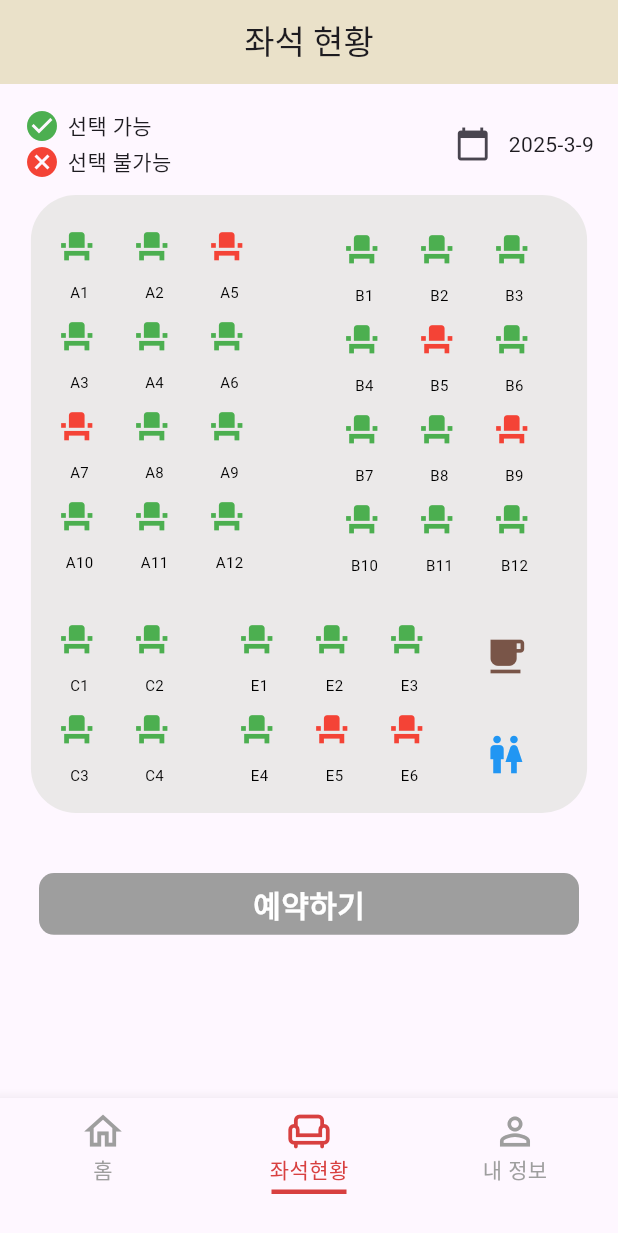
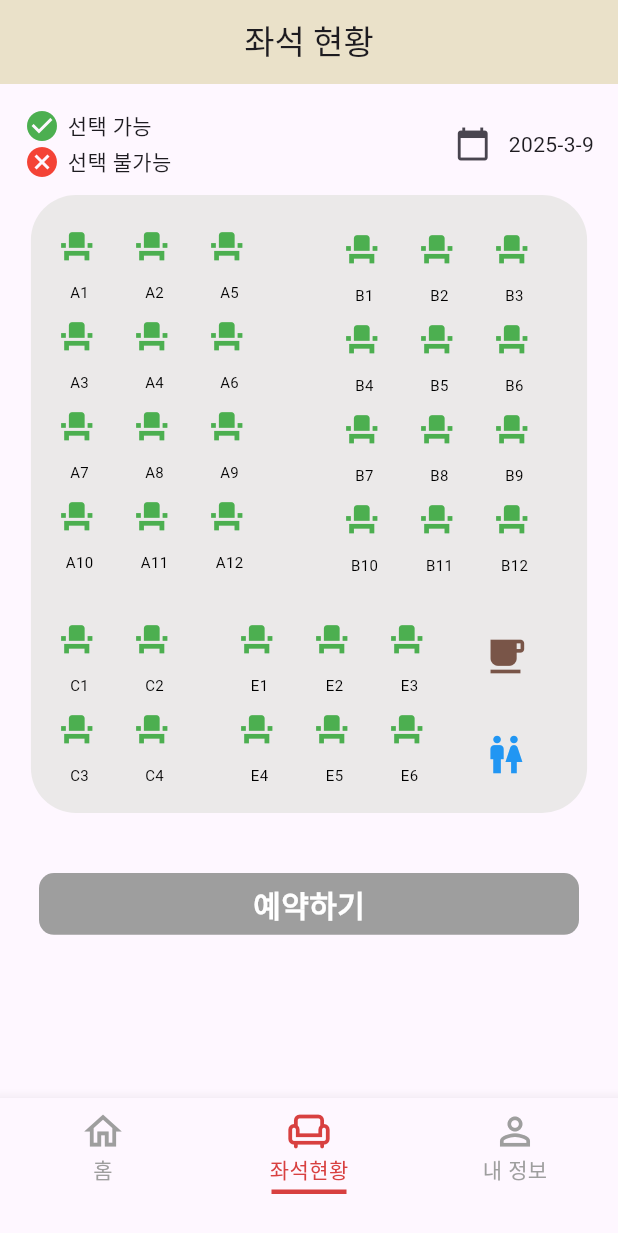
Before and after one commit to APP-iOS7/study_cafe-P6, a Flutter app: the screen it shows once a user with an empty profile is signed in, item 2 of the bottom bar chosen, on a phone screen of 412 x 824 dp. Shown: the top 1233 px of the screen. Run offline on Flutter 3.47's test engine with Material 3 defaults, Android fonts, the phone set to English and light mode, and no system bars; our stand-ins replace cloud_firestore, firebase_auth, firebase_core, get; missing offline and left inert: tosspayments_widget_sdk_flutter; accounts and stored records are empty.

Commit message:
좌석 날짜 별 데이터 생성

```diff
--- a/study_cafe_p6/lib/Screen/Reservation/reservation_screen.dart
+++ b/study_cafe_p6/lib/Screen/Reservation/reservation_screen.dart
@@ -26,9 +26,7 @@ class ReservationScreen extends StatelessWidget {
             child: Row(
               mainAxisAlignment: MainAxisAlignment.spaceBetween,
               children: [
-                SizedBox(width: 15),
                 Text(user?.displayName ?? '익명', style: TextStyle(fontSize: 30)),
-                SizedBox(width: 65),
                 Text(reservationInfo.seatInfo, style: TextStyle(fontSize: 30)),
               ],
             ),
--- a/study_cafe_p6/lib/Screen/seat_page_screen.dart
+++ b/study_cafe_p6/lib/Screen/seat_page_screen.dart
@@ -13,16 +13,15 @@ class SeatPageView extends StatefulWidget {
 class _SeatPageViewState extends State<SeatPageView> {
   DateTime date = DateTime.now();
 
-  // 좌석 데이터
   final List<Map<String, dynamic>> seats = [
     // 집중존
     {'top': 8, 'left': 10, 'isReserved': false, 'seatNumber': 'A1'},
     {'top': 8, 'left': 60, 'isReserved': false, 'seatNumber': 'A2'},
     {'top': 68, 'left': 10, 'isReserved': false, 'seatNumber': 'A3'},
     {'top': 68, 'left': 60, 'isReserved': false, 'seatNumber': 'A4'},
-    {'top': 8, 'left': 110, 'isReserved': true, 'seatNumber': 'A5'},
+    {'top': 8, 'left': 110, 'isReserved': false, 'seatNumber': 'A5'},
     {'top': 68, 'left': 110, 'isReserved': false, 'seatNumber': 'A6'},
-    {'top': 128, 'left': 10, 'isReserved': true, 'seatNumber': 'A7'},
+    {'top': 128, 'left': 10, 'isReserved': false, 'seatNumber': 'A7'},
     {'top': 128, 'left': 60, 'isReserved': false, 'seatNumber': 'A8'},
     {'top': 128, 'left': 110, 'isReserved': false, 'seatNumber': 'A9'},
     {'top': 188, 'left': 10, 'isReserved': false, 'seatNumber': 'A10'},
@@ -34,11 +33,11 @@ class _SeatPageViewState extends State<SeatPageView> {
     {'top': 10, 'left': 250, 'isReserved': false, 'seatNumber': 'B2'},
     {'top': 10, 'left': 300, 'isReserved': false, 'seatNumber': 'B3'},
     {'top': 70, 'left': 200, 'isReserved': false, 'seatNumber': 'B4'},
-    {'top': 70, 'left': 250, 'isReserved': true, 'seatNumber': 'B5'},
+    {'top': 70, 'left': 250, 'isReserved': false, 'seatNumber': 'B5'},
     {'top': 70, 'left': 300, 'isReserved': false, 'seatNumber': 'B6'},
     {'top': 130, 'left': 200, 'isReserved': false, 'seatNumber': 'B7'},
     {'top': 130, 'left': 250, 'isReserved': false, 'seatNumber': 'B8'},
-    {'top': 130, 'left': 300, 'isReserved': true, 'seatNumber': 'B9'},
+    {'top': 130, 'left': 300, 'isReserved': false, 'seatNumber': 'B9'},
     {'top': 190, 'left': 200, 'isReserved': false, 'seatNumber': 'B10'},
     {'top': 190, 'left': 250, 'isReserved': false, 'seatNumber': 'B11'},
     {'top': 190, 'left': 300, 'isReserved': false, 'seatNumber': 'B12'},
@@ -54,12 +53,37 @@ class _SeatPageViewState extends State<SeatPageView> {
     {'top': 270, 'left': 180, 'isReserved': false, 'seatNumber': 'E2'},
     {'top': 270, 'left': 230, 'isReserved': false, 'seatNumber': 'E3'},
     {'top': 330, 'left': 130, 'isReserved': false, 'seatNumber': 'E4'},
-    {'top': 330, 'left': 180, 'isReserved': true, 'seatNumber': 'E5'},
-    {'top': 330, 'left': 230, 'isReserved': true, 'seatNumber': 'E6'},
+    {'top': 330, 'left': 180, 'isReserved': false, 'seatNumber': 'E5'},
+    {'top': 330, 'left': 230, 'isReserved': false, 'seatNumber': 'E6'},
   ];
+
+  static Map<DateTime, List<Map<String, dynamic>>> reservationDate = {};
+
+  List<Map<String, dynamic>> changeSeats(DateTime selectedDate) {
+    DateTime newSeatDate = DateTime(
+      selectedDate.year,
+      selectedDate.month,
+      selectedDate.day,
+    );
+
+    if (!reservationDate.containsKey(newSeatDate)) {
+      reservationDate[newSeatDate] =
+          seats.map((seat) => Map<String, dynamic>.from(seat)).toList();
+    }
+
+    return reservationDate[newSeatDate]!;
+  }
+
+  @override
+  void initState() {
+    super.initState();
+    changeSeats(date);
+  }
 
   @override
   Widget build(BuildContext context) {
+    List<Map<String, dynamic>> currentSeats = changeSeats(date);
+
     return Scaffold(
       appBar: AppBar(
         title: const Text('좌석 현황'),
@@ -101,7 +125,9 @@ class _SeatPageViewState extends State<SeatPageView> {
                           context: context,
                           initialDate: date,
                           firstDate: DateTime.now(),
-                          lastDate: DateTime.now().add(Duration(days: 90)),
+                          lastDate: DateTime.now().add(
+                            const Duration(days: 90),
+                          ),
                         );
                         if (selectedData != null) {
                           setState(() {
@@ -127,14 +153,14 @@ class _SeatPageViewState extends State<SeatPageView> {
                   ),
                   child: Stack(
                     children: [
-                      ...seats.map((seat) => _seatIconButton(seat)),
+                      ...currentSeats.map((seat) => _seatIconButton(seat)),
                       Positioned(
                         top: 275,
                         left: 300,
                         child: SizedBox(
                           width: MediaQuery.of(context).size.width * 0.08,
                           height: MediaQuery.of(context).size.height * 0.08,
-                          child: Icon(
+                          child: const Icon(
                             Icons.local_cafe,
                             color: Colors.brown,
                             size: 30,
@@ -147,7 +173,11 @@ class _SeatPageViewState extends State<SeatPageView> {
                         child: SizedBox(
                           width: MediaQuery.of(context).size.width * 0.08,
                           height: MediaQuery.of(context).size.height * 0.08,
-                          child: Icon(Icons.wc, color: Colors.blue, size: 30),
+                          child: const Icon(
+                            Icons.wc,
+                            color: Colors.blue,
+                            size: 30,
+                          ),
                         ),
                       ),
                     ],
@@ -155,23 +185,22 @@ class _SeatPageViewState extends State<SeatPageView> {
                 ),
               ),
             ),
-            SizedBox(height: 30),
+            const SizedBox(height: 30),
             GestureDetector(
               onTap:
-                  seats.any((seat) => seat['isSelected'] == true)
+                  currentSeats.any((seat) => seat['isSelected'] == true)
                       ? () => Get.to(
                         () => ReservationScreen(
                           reservationInfo: ReservationInfo(
                             reservationDate: date,
                             seatInfo:
-                                seats.firstWhere(
+                                currentSeats.firstWhere(
                                   (seat) => seat['isSelected'] == true,
                                 )['seatNumber'],
                           ),
                         ),
                       )
                       : null,
-
               child: Padding(
                 padding: const EdgeInsets.all(10.0),
                 child: Container(
@@ -180,12 +209,12 @@ class _SeatPageViewState extends State<SeatPageView> {
                   alignment: Alignment.center,
                   decoration: BoxDecoration(
                     color:
-                        seats.any((seat) => seat['isSelected'] == true)
+                        currentSeats.any((seat) => seat['isSelected'] == true)
                             ? Colors.red
                             : Colors.grey,
                     borderRadius: BorderRadius.circular(10),
                   ),
-                  child: Text(
+                  child: const Text(
                     '예약하기',
                     style: TextStyle(
                       fontSize: 20,
@@ -207,7 +236,7 @@ class _SeatPageViewState extends State<SeatPageView> {
     final double left = (seat['left'] as int).toDouble();
     bool isReserved = seat['isReserved'];
     bool isSelected = seat['isSelected'] ?? false;
-    String seatNumber = seat['seatNumber']; // 좌석 번호 가져오기
+    String seatNumber = seat['seatNumber'];
 
     return Positioned(
       top: top,
@@ -244,7 +273,7 @@ class _SeatPageViewState extends State<SeatPageView> {
               padding: const EdgeInsets.only(left: 12),
               child: Text(
                 seatNumber,
-                style: TextStyle(fontSize: 10, color: Colors.black),
+                style: const TextStyle(fontSize: 10, color: Colors.black),
                 textAlign: TextAlign.center,
               ),
             ),
```
